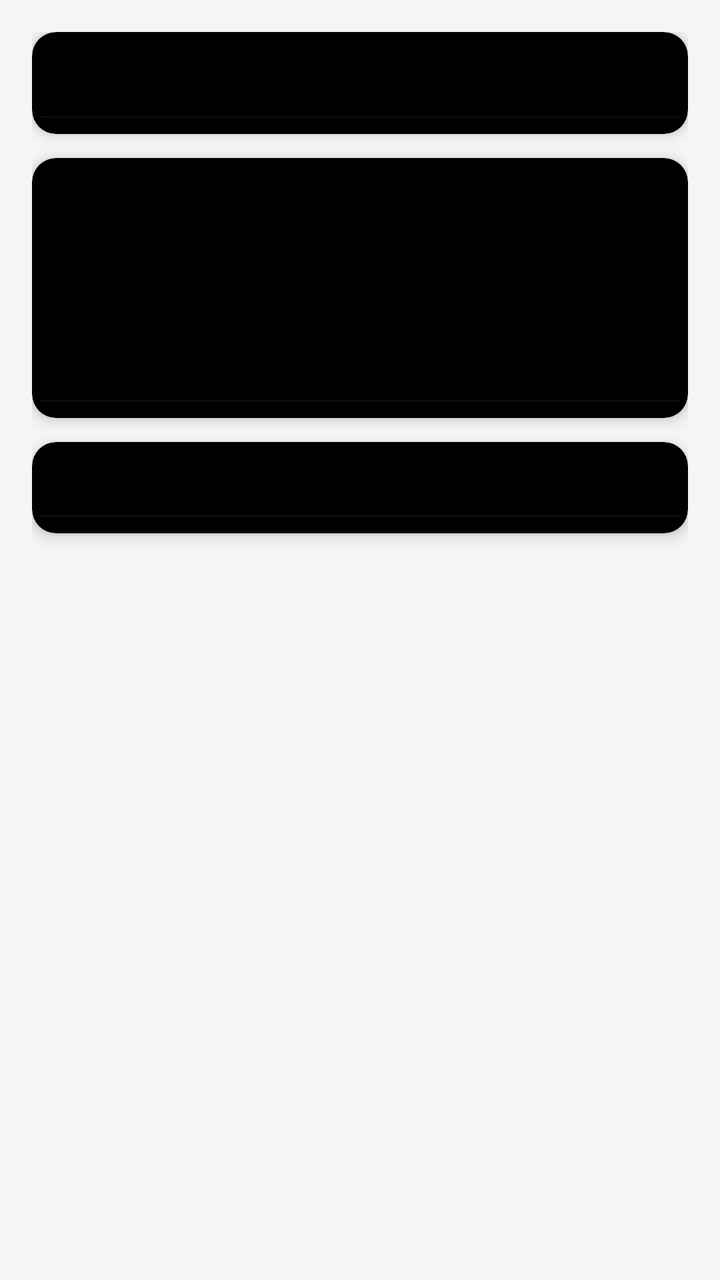
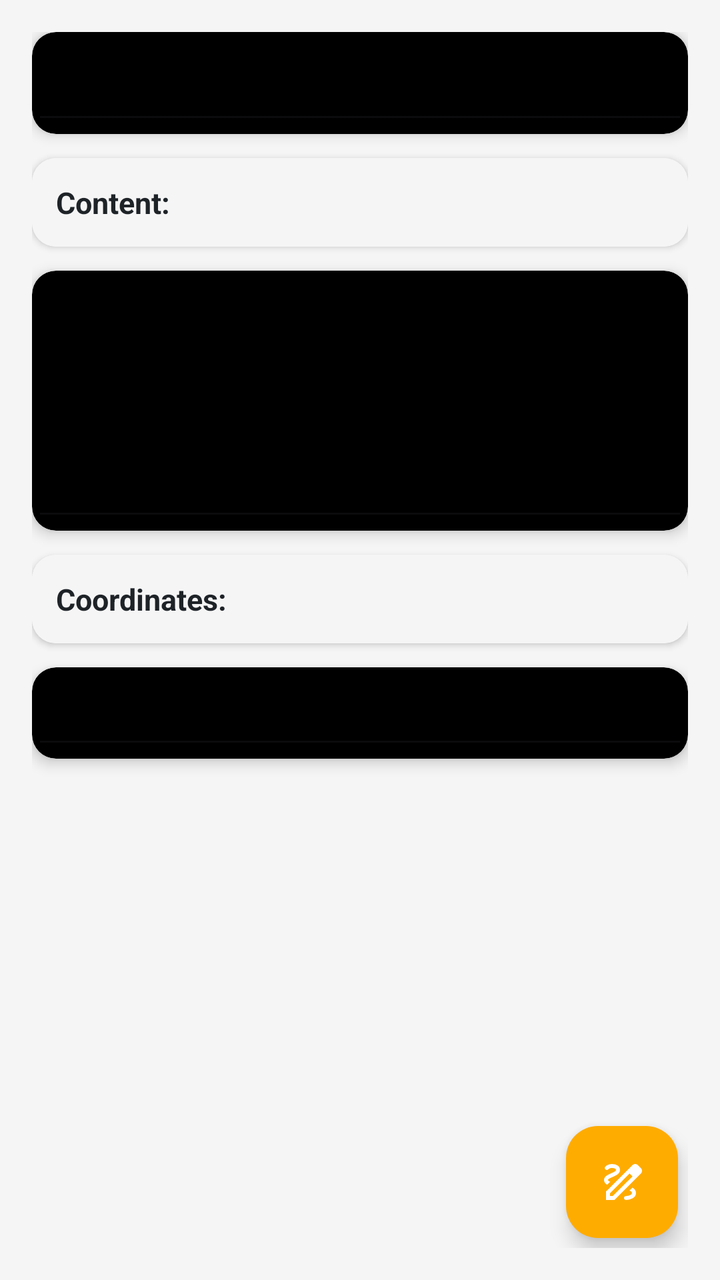

Two renders of the same Android screen: before a commit and after it. Below are the layout's source before the change and the commit's diff.
<!-- AndroidManifest.xml: application theme Theme.Travel_notes_mobile -->
<!-- res/layout/activity_single_note.xml -->
<layout>
    <data>
        <variable
            name="note"
            type="com.example.travel_notes_mobile.model.Note" />
    </data>

    <LinearLayout xmlns:android="http://schemas.android.com/apk/res/android"
        xmlns:app="http://schemas.android.com/apk/res-auto"
        android:layout_width="match_parent"
        android:layout_height="match_parent"
        android:background="@color/light_primary"
        android:padding="16dp"
        android:orientation="vertical">

        <androidx.cardview.widget.CardView
            app:cardBackgroundColor="@color/black"
            android:layout_width="match_parent"
            android:layout_height="wrap_content"
            android:layout_marginBottom="12dp"
            app:cardCornerRadius="12dp"
            android:enabled="false"

            app:cardElevation="4dp">

            <EditText
                android:id="@+id/textTitle"
                android:layout_width="match_parent"
                android:layout_height="wrap_content"
                android:padding="12dp"
                android:text="@{String.valueOf(note.id) + `. ` +note.title}"
                android:textColor="@color/light_primary"
                android:textSize="20sp"
                android:enabled="false"
                android:textStyle="bold" />
        </androidx.cardview.widget.CardView>

        <androidx.cardview.widget.CardView
            app:cardBackgroundColor="@color/black"
            android:layout_width="match_parent"
            android:layout_height="wrap_content"
            android:layout_marginBottom="12dp"
            app:cardCornerRadius="12dp"
            app:cardElevation="4dp">

            <EditText
                android:id="@+id/textContent"
                android:layout_width="match_parent"
                android:layout_height="wrap_content"
                android:minHeight="130dp"
                android:padding="12dp"
                android:text="@{`Content: ` +note.content}"
                android:textColor="@color/light_primary"
                android:enabled="false"

                android:textSize="16sp" />
        </androidx.cardview.widget.CardView>

        <androidx.cardview.widget.CardView
            app:cardBackgroundColor="@color/black"
            android:layout_width="match_parent"
            android:layout_height="wrap_content"
            android:layout_marginBottom="12dp"
            app:cardCornerRadius="12dp"
            app:cardElevation="4dp">

            <EditText
                android:id="@+id/textLocation"
                android:layout_width="match_parent"
                android:layout_height="wrap_content"
                android:padding="12dp"
                android:textColor="@color/light_primary"
                android:enabled="false"
                android:textSize="16sp" />
        </androidx.cardview.widget.CardView>

        <com.google.android.material.imageview.ShapeableImageView
            android:id="@+id/imageView"
            android:layout_width="match_parent"
            android:layout_height="wrap_content"
            android:minHeight="300dp"
            android:scaleType="fitCenter"
            app:shapeAppearanceOverlay="@style/roundedCorners"
            />
    </LinearLayout>
</layout>
<!-- resources referenced by this layout -->
<resources>
  <color name="black">#000000</color>
  <color name="light_primary">#F5F5F5</color>
  <style name="roundedCorners" parent="Widget.MaterialComponents.ShapeableImageView">
          <item name="shapeAppearance">@style/ShapeAppearanceOverlay.RoundedAllCorners</item>
      </style>
  <style name="Theme.Travel_notes_mobile" parent="Base.Theme.Travel_notes_mobile" />
  <style name="ShapeAppearanceOverlay.RoundedAllCorners" parent="ShapeAppearance.MaterialComponents.SmallComponent">
          <item name="cornerFamily">rounded</item>
          <item name="cornerSize">16dp</item>
      </style>
  <style name="Base.Theme.Travel_notes_mobile" parent="Theme.Material3.DayNight.NoActionBar">
          
          
      </style>
</resources>

<!-- the commit's change to res/layout/activity_single_note.xml (unified diff, before → after) -->
@@ -1,86 +1,144 @@
 <layout>
-    <data>
-        <variable
-            name="note"
-            type="com.example.travel_notes_mobile.model.Note" />
-    </data>
+                <data>
+                    <variable
+                        name="note"
+                        type="com.example.travel_notes_mobile.model.Note" />
+                </data>
 
-    <LinearLayout xmlns:android="http://schemas.android.com/apk/res/android"
-        xmlns:app="http://schemas.android.com/apk/res-auto"
-        android:layout_width="match_parent"
-        android:layout_height="match_parent"
-        android:background="@color/light_primary"
-        android:padding="16dp"
-        android:orientation="vertical">
+                <FrameLayout xmlns:android="http://schemas.android.com/apk/res/android"
+                    xmlns:app="http://schemas.android.com/apk/res-auto"
+                    android:layout_width="match_parent"
+                    android:layout_height="match_parent"
+                    android:background="@color/light_primary"
+                    android:padding="16dp">
 
-        <androidx.cardview.widget.CardView
-            app:cardBackgroundColor="@color/black"
-            android:layout_width="match_parent"
-            android:layout_height="wrap_content"
-            android:layout_marginBottom="12dp"
-            app:cardCornerRadius="12dp"
-            android:enabled="false"
+                    <LinearLayout
+                        android:layout_width="match_parent"
+                        android:layout_height="match_parent"
+                        android:orientation="vertical">
 
-            app:cardElevation="4dp">
+                        <androidx.cardview.widget.CardView
+                            app:cardBackgroundColor="@color/black"
+                            android:layout_width="match_parent"
+                            android:layout_height="wrap_content"
+                            android:layout_marginBottom="12dp"
+                            app:cardCornerRadius="12dp"
+                            android:enabled="false"
+                            app:cardElevation="4dp">
 
-            <EditText
-                android:id="@+id/textTitle"
-                android:layout_width="match_parent"
-                android:layout_height="wrap_content"
-                android:padding="12dp"
-                android:text="@{String.valueOf(note.id) + `. ` +note.title}"
-                android:textColor="@color/light_primary"
-                android:textSize="20sp"
-                android:enabled="false"
-                android:textStyle="bold" />
-        </androidx.cardview.widget.CardView>
+                            <EditText
+                                android:id="@+id/textTitle"
+                                android:layout_width="match_parent"
+                                android:layout_height="wrap_content"
+                                android:padding="12dp"
+                                android:text="@{String.valueOf(note.id) + `. ` + note.title}"
+                                android:textColor="@color/light_primary"
+                                android:textSize="20sp"
+                                android:enabled="false"
+                                android:textStyle="bold" />
+                        </androidx.cardview.widget.CardView>
+                        <androidx.cardview.widget.CardView
+                            android:layout_width="match_parent"
+                            android:layout_height="wrap_content"
+                            android:background="@color/light_primary"
+                            android:layout_marginBottom="12dp"
+                            app:cardCornerRadius="12dp">
 
-        <androidx.cardview.widget.CardView
-            app:cardBackgroundColor="@color/black"
-            android:layout_width="match_parent"
-            android:layout_height="wrap_content"
-            android:layout_marginBottom="12dp"
-            app:cardCornerRadius="12dp"
-            app:cardElevation="4dp">
+                            <TextView
+                                android:layout_width="match_parent"
+                                android:layout_height="wrap_content"
+                                android:padding="12dp"
+                                android:background="@color/light_primary"
+                                android:text="Content: "
+                                android:textColor="@color/text"
+                                android:textSize="15sp"
+                                android:enabled="false"
+                                android:textStyle="bold" />
+                        </androidx.cardview.widget.CardView>
 
-            <EditText
-                android:id="@+id/textContent"
-                android:layout_width="match_parent"
-                android:layout_height="wrap_content"
-                android:minHeight="130dp"
-                android:padding="12dp"
-                android:text="@{`Content: ` +note.content}"
-                android:textColor="@color/light_primary"
-                android:enabled="false"
+                        <androidx.cardview.widget.CardView
+                            app:cardBackgroundColor="@color/black"
+                            android:layout_width="match_parent"
+                            android:layout_height="wrap_content"
+                            android:layout_marginBottom="12dp"
+                            app:cardCornerRadius="12dp"
+                            app:cardElevation="4dp">
 
-                android:textSize="16sp" />
-        </androidx.cardview.widget.CardView>
+                            <EditText
+                                android:id="@+id/textContent"
+                                android:layout_width="match_parent"
+                                android:layout_height="wrap_content"
+                                android:minHeight="130dp"
+                                android:padding="12dp"
+                                android:text="@{note.content}"
+                                android:textColor="@color/light_primary"
+                                android:enabled="false"
+                                android:textSize="16sp" />
+                        </androidx.cardview.widget.CardView>
+                        <androidx.cardview.widget.CardView
+                            android:layout_width="match_parent"
+                            android:layout_height="wrap_content"
+                            android:layout_marginBottom="12dp"
+                            app:cardCornerRadius="12dp">
 
-        <androidx.cardview.widget.CardView
-            app:cardBackgroundColor="@color/black"
-            android:layout_width="match_parent"
-            android:layout_height="wrap_content"
-            android:layout_marginBottom="12dp"
-            app:cardCornerRadius="12dp"
-            app:cardElevation="4dp">
+                            <TextView
+                                android:layout_width="match_parent"
+                                android:layout_height="wrap_content"
+                                android:background="@color/light_primary"
+                                android:padding="12dp"
+                                android:text="Coordinates: "
+                                android:textColor="@color/text"
+                                android:textSize="15sp"
+                                android:enabled="false"
+                                android:textStyle="bold" />
+                        </androidx.cardview.widget.CardView>
+                        <androidx.cardview.widget.CardView
+                            app:cardBackgroundColor="@color/black"
+                            android:layout_width="match_parent"
+                            android:layout_height="wrap_content"
+                            android:layout_marginBottom="12dp"
+                            app:cardCornerRadius="12dp"
+                            app:cardElevation="4dp">
 
-            <EditText
-                android:id="@+id/textLocation"
-                android:layout_width="match_parent"
-                android:layout_height="wrap_content"
-                android:padding="12dp"
-                android:textColor="@color/light_primary"
-                android:enabled="false"
-                android:textSize="16sp" />
-        </androidx.cardview.widget.CardView>
+                            <EditText
+                                android:id="@+id/textLocation"
+                                android:layout_width="match_parent"
+                                android:layout_height="wrap_content"
+                                android:padding="12dp"
+                                android:textColor="@color/light_primary"
+                                android:enabled="false"
+                                android:textSize="16sp" />
+                        </androidx.cardview.widget.CardView>
 
-        <com.google.android.material.imageview.ShapeableImageView
-            android:id="@+id/imageView"
-            android:layout_width="match_parent"
-            android:layout_height="wrap_content"
-            android:minHeight="300dp"
-            android:scaleType="fitCenter"
-            app:shapeAppearanceOverlay="@style/roundedCorners"
-            />
-    </LinearLayout>
-</layout>
+                        <com.google.android.material.imageview.ShapeableImageView
+                            android:id="@+id/imageView"
+                            android:layout_width="match_parent"
+                            android:layout_height="wrap_content"
+                            android:minHeight="300dp"
+                            android:scaleType="fitCenter"
+                            app:shapeAppearanceOverlay="@style/roundedCorners" />
+                    </LinearLayout>
+                    <com.google.android.material.floatingactionbutton.FloatingActionButton
+                        android:id="@+id/change_location_button"
+                        android:layout_width="wrap_content"
+                        android:layout_height="wrap_content"
+                        android:contentDescription="@string/floating_action_button"
+                        android:src="@drawable/edit_location_24px"
+                        android:layout_gravity="bottom|start"
+                        android:layout_margin="5dp"
+                        app:backgroundTint="@color/light_primary_variant"
+                        android:visibility="gone"
+                        app:tint="@color/white" />
+
+                    <com.google.android.material.floatingactionbutton.FloatingActionButton
+                        android:id="@+id/editNoteButton"
+                        android:layout_width="wrap_content"
+                        android:layout_height="wrap_content"
+                        android:contentDescription="@string/floating_action_button"
+                        android:src="@drawable/draw_24px"
+                        android:layout_gravity="bottom|end"
+                        android:layout_margin="5dp"
+                        app:backgroundTint="@color/light_primary_variant"
+                        app:tint="@color/white" />
+                </FrameLayout>
+            </layout>
<!-- resource entries referenced after the edit -->
@@ -2,6 +2,32 @@
 <resources>
   <color name="black">#000000</color>
   <color name="light_primary">#F5F5F5</color>
+  <color name="light_primary_variant">#FFAC01</color>
+  <color name="text">#1E2328</color>
+  <color name="white">#FFFFFF</color>
+  <!-- drawable draw_24px (drawable) -->
+  <vector xmlns:android="http://schemas.android.com/apk/res/android"
+      android:width="24dp"
+      android:height="24dp"
+      android:viewportWidth="960"
+      android:viewportHeight="960"
+      android:tint="?attr/colorControlNormal">
+    <path
+        android:fillColor="@android:color/white"
+        android:pathData="M160,840L160,670L687,144Q699,132 714,126Q729,120 744,120Q760,120 774.5,126Q789,132 800,144L856,200Q868,211 874,225.5Q880,240 880,256Q880,271 874,286Q868,301 856,313L330,840L160,840ZM240,760L296,760L689,368L661,339L632,311L240,704L240,760ZM800,257L800,257L743,200L743,200L800,257ZM661,339L632,311L632,311L689,368L689,368L661,339ZM560,840Q634,840 697,803Q760,766 760,700Q760,664 741,638Q722,612 690,593L631,652Q654,662 667,674Q680,686 680,700Q680,723 643.5,741.5Q607,760 560,760Q543,760 531.5,771.5Q520,783 520,800Q520,817 531.5,828.5Q543,840 560,840ZM183,534L243,474Q223,466 211.5,457.5Q200,449 200,440Q200,428 218,416Q236,404 294,379Q382,341 411,310Q440,279 440,240Q440,185 396,152.5Q352,120 280,120Q235,120 199.5,136Q164,152 145,175Q134,188 136,204Q138,220 151,230Q164,241 180,239Q196,237 207,226Q221,212 238,206Q255,200 280,200Q321,200 340.5,212Q360,224 360,240Q360,254 342.5,265.5Q325,277 262,306Q182,341 151,369.5Q120,398 120,440Q120,472 137,494.5Q154,517 183,534Z"/>
+  </vector>
+  <!-- drawable edit_location_24px (drawable) -->
+  <vector xmlns:android="http://schemas.android.com/apk/res/android"
+      android:width="24dp"
+      android:height="24dp"
+      android:viewportWidth="960"
+      android:viewportHeight="960"
+      android:tint="?attr/colorControlNormal">
+    <path
+        android:fillColor="@android:color/white"
+        android:pathData="M340,540L398,540L554,383L497,326L340,482L340,540ZM583,354L611,326Q616,321 616,315.5Q616,310 611,305L575,269Q570,264 564.5,264Q559,264 554,269L526,297L583,354ZM480,774Q602,662 661,570.5Q720,479 720,408Q720,299 650.5,229.5Q581,160 480,160Q379,160 309.5,229.5Q240,299 240,408Q240,479 299,570.5Q358,662 480,774ZM480,880Q319,743 239.5,625.5Q160,508 160,408Q160,258 256.5,169Q353,80 480,80Q607,80 703.5,169Q800,258 800,408Q800,508 720.5,625.5Q641,743 480,880ZM480,400Q480,400 480,400Q480,400 480,400Q480,400 480,400Q480,400 480,400Q480,400 480,400Q480,400 480,400Q480,400 480,400Q480,400 480,400Z"/>
+  </vector>
+  <string name="floating_action_button">Floating Action Button</string>
   <style name="roundedCorners" parent="Widget.MaterialComponents.ShapeableImageView">
           <item name="shapeAppearance">@style/ShapeAppearanceOverlay.RoundedAllCorners</item>
       </style>
